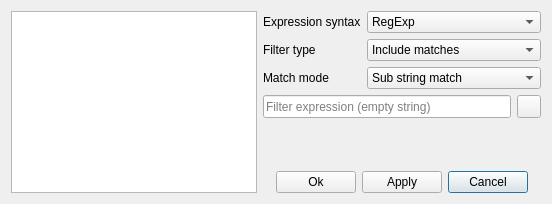
qmc2/qmc2-mame-fe, file filterconfigurationdialog.ui: the form before one commit.
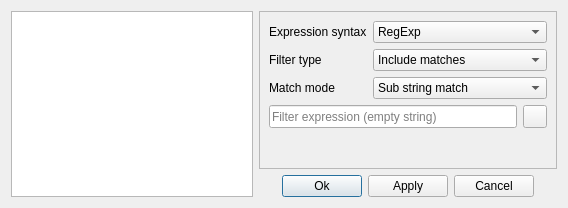
The form after the commit. The open tabs and pages were chosen to show the change. Icons and pictures are not drawn.

Commit message: wip: layout adjustments / filter selection

The edit to the form file:
```diff
--- a/filterconfigurationdialog.ui
+++ b/filterconfigurationdialog.ui
@@ -6,72 +6,51 @@
    <rect>
     <x>0</x>
     <y>0</y>
-    <width>552</width>
-    <height>204</height>
+    <width>568</width>
+    <height>208</height>
    </rect>
   </property>
   <property name="windowTitle">
    <string>Configure filters</string>
   </property>
-  <layout class="QGridLayout" name="gridLayout" columnstretch="1,0,0,0,0,0">
-   <item row="2" column="4">
-    <widget class="QPushButton" name="pushButtonCancel">
-     <property name="toolTip">
-      <string>Revert changes and close dialog</string>
+  <layout class="QGridLayout" name="gridLayout">
+   <item row="0" column="0" rowspan="2">
+    <widget class="QTreeWidget" name="treeWidget">
+     <property name="textElideMode">
+      <enum>Qt::ElideMiddle</enum>
      </property>
-     <property name="text">
-      <string>Cancel</string>
+     <property name="rootIsDecorated">
+      <bool>false</bool>
      </property>
-    </widget>
-   </item>
-   <item row="2" column="5">
-    <spacer name="horizontalSpacer2">
-     <property name="orientation">
-      <enum>Qt::Horizontal</enum>
+     <property name="uniformRowHeights">
+      <bool>true</bool>
      </property>
-     <property name="sizeHint" stdset="0">
-      <size>
-       <width>0</width>
-       <height>20</height>
-      </size>
-     </property>
-    </spacer>
-   </item>
-   <item row="2" column="2">
-    <widget class="QPushButton" name="pushButtonOk">
-     <property name="toolTip">
-      <string>Apply changes and close dialog</string>
-     </property>
-     <property name="text">
-      <string>Ok</string>
-     </property>
+     <attribute name="headerVisible">
+      <bool>false</bool>
+     </attribute>
+     <column>
+      <property name="text">
+       <string notr="true">1</string>
+      </property>
+     </column>
+     <column>
+      <property name="text">
+       <string notr="true">2</string>
+      </property>
+     </column>
     </widget>
    </item>
-   <item row="2" column="1">
-    <spacer name="horizontalSpacer1">
-     <property name="orientation">
-      <enum>Qt::Horizontal</enum>
-     </property>
-     <property name="sizeHint" stdset="0">
-      <size>
-       <width>0</width>
-       <height>20</height>
-      </size>
-     </property>
-    </spacer>
-   </item>
-   <item row="2" column="3">
-    <widget class="QPushButton" name="pushButtonApply">
-     <property name="toolTip">
-      <string>Apply changes now</string>
-     </property>
-     <property name="text">
-      <string>Apply</string>
-     </property>
-    </widget>
-   </item>
-   <item row="0" column="1" rowspan="2" colspan="5">
+   <item row="0" column="1" colspan="5">
     <widget class="QStackedWidget" name="stackedWidget">
+     <property name="frameShape">
+      <enum>QFrame::StyledPanel</enum>
+     </property>
+     <property name="frameShadow">
+      <enum>QFrame::Raised</enum>
+     </property>
+     <property name="currentIndex">
+      <number>1</number>
+     </property>
      <widget class="QWidget" name="pageDefault">
       <layout class="QGridLayout" name="gridLayoutPageDefault">
        <item row="0" column="0">
@@ -91,9 +70,6 @@
      </widget>
      <widget class="QWidget" name="pageString">
       <layout class="QGridLayout" name="gridLayoutPageString" columnstretch="0,1,0">
-       <property name="margin">
-        <number>0</number>
-       </property>
        <item row="3" column="0" colspan="2">
         <widget class="QLineEdit" name="lineEditFilterExpression">
          <property name="sizePolicy">
@@ -227,7 +203,7 @@
          <property name="sizeHint" stdset="0">
           <size>
            <width>278</width>
-           <height>17</height>
+           <height>0</height>
           </size>
          </property>
         </spacer>
@@ -237,32 +213,62 @@
      <widget class="QWidget" name="page_2"/>
     </widget>
    </item>
-   <item row="0" column="0" rowspan="3">
-    <widget class="QTreeWidget" name="treeWidget">
-     <property name="textElideMode">
-      <enum>Qt::ElideMiddle</enum>
+   <item row="1" column="1">
+    <spacer name="horizontalSpacer1">
+     <property name="orientation">
+      <enum>Qt::Horizontal</enum>
      </property>
-     <property name="rootIsDecorated">
-      <bool>false</bool>
+     <property name="sizeHint" stdset="0">
+      <size>
+       <width>0</width>
+       <height>20</height>
+      </size>
      </property>
-     <property name="uniformRowHeights">
-      <bool>true</bool>
+    </spacer>
+   </item>
+   <item row="1" column="2">
+    <widget class="QPushButton" name="pushButtonOk">
+     <property name="toolTip">
+      <string>Apply changes and close dialog</string>
      </property>
-     <attribute name="headerVisible">
-      <bool>false</bool>
-     </attribute>
-     <column>
-      <property name="text">
-       <string notr="true">1</string>
-      </property>
-     </column>
-     <column>
-      <property name="text">
-       <string notr="true">2</string>
-      </property>
-     </column>
+     <property name="text">
+      <string>Ok</string>
+     </property>
     </widget>
    </item>
+   <item row="1" column="3">
+    <widget class="QPushButton" name="pushButtonApply">
+     <property name="toolTip">
+      <string>Apply changes now</string>
+     </property>
+     <property name="text">
+      <string>Apply</string>
+     </property>
+    </widget>
+   </item>
+   <item row="1" column="4">
+    <widget class="QPushButton" name="pushButtonCancel">
+     <property name="toolTip">
+      <string>Revert changes and close dialog</string>
+     </property>
+     <property name="text">
+      <string>Cancel</string>
+     </property>
+    </widget>
+   </item>
+   <item row="1" column="5">
+    <spacer name="horizontalSpacer2">
+     <property name="orientation">
+      <enum>Qt::Horizontal</enum>
+     </property>
+     <property name="sizeHint" stdset="0">
+      <size>
+       <width>0</width>
+       <height>20</height>
+      </size>
+     </property>
+    </spacer>
+   </item>
   </layout>
  </widget>
  <tabstops>
```
Left out of the diff: 1 changed line with no effect on the pictures. The commit also changes 2 other files.
